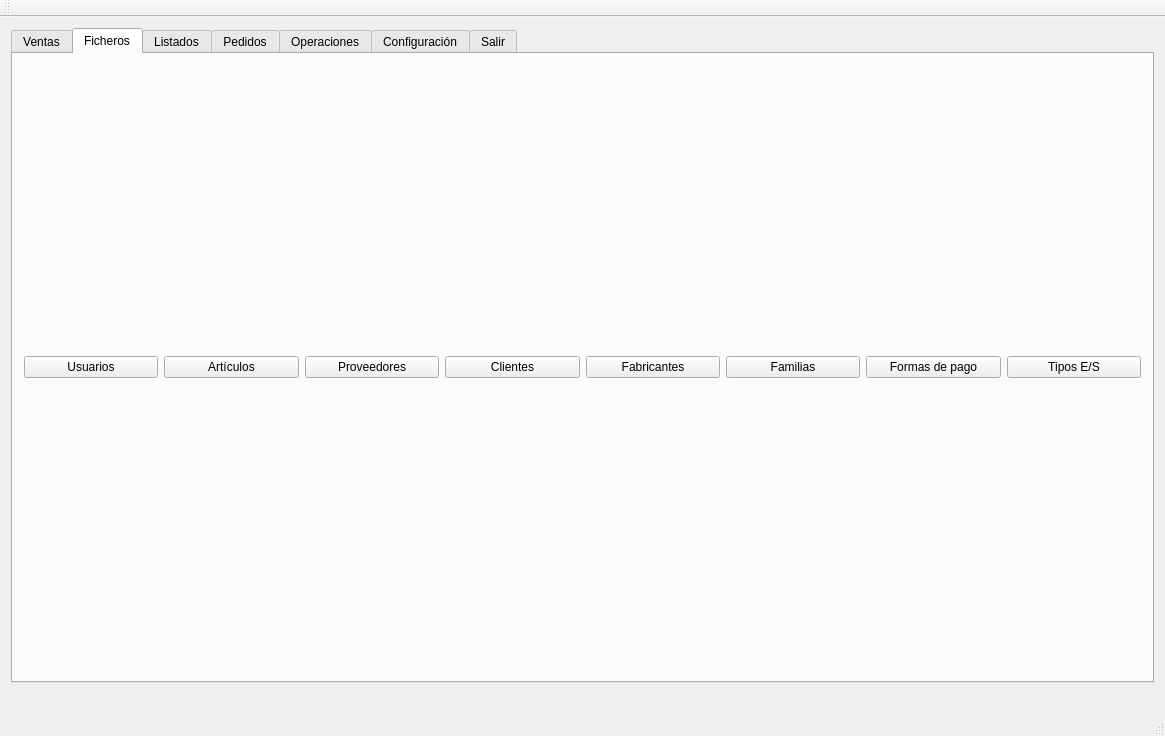
Above: tienda.ui from Ladis72/tienda before the change. Below: the same form after it.
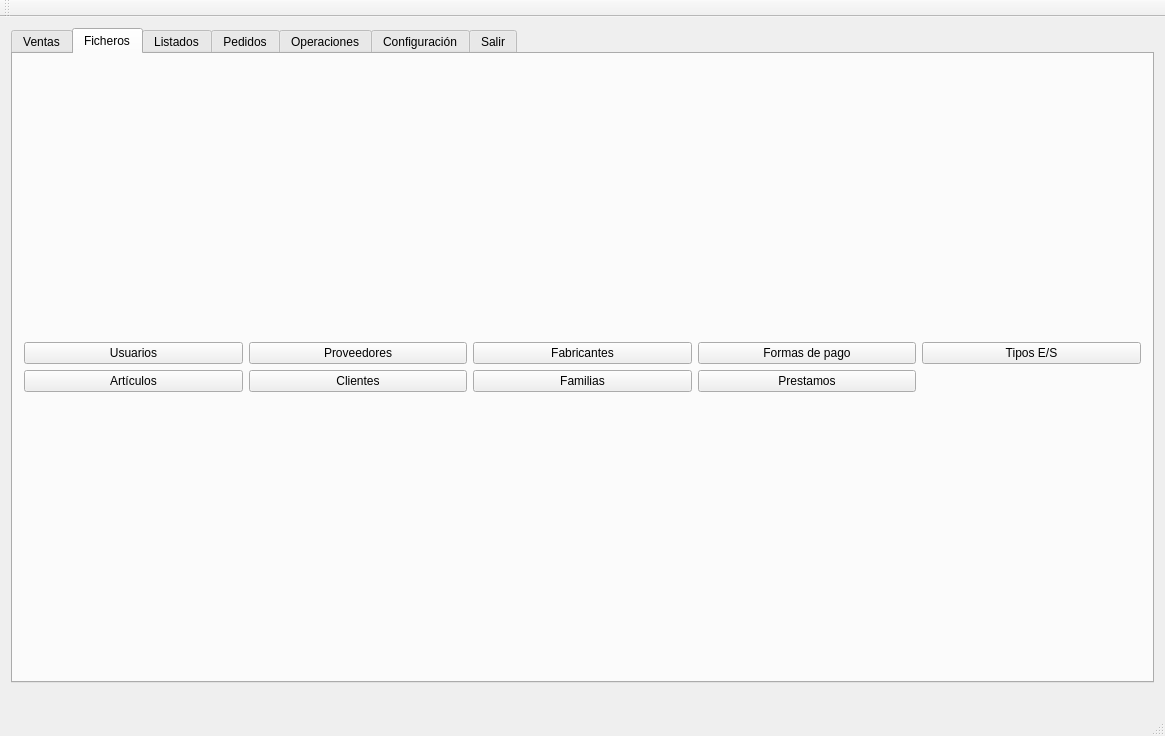
That is the form after the change. The open tabs and pages were chosen to show the change. Icons and pictures are not drawn.

```diff
--- a/tienda.ui
+++ b/tienda.ui
@@ -80,60 +80,67 @@
        </attribute>
        <layout class="QVBoxLayout" name="verticalLayout">
         <item>
-         <layout class="QHBoxLayout" name="horizontalLayout">
-          <item>
+         <layout class="QGridLayout" name="gridLayout_6">
+          <item row="0" column="2">
+           <widget class="QPushButton" name="pushButtonProveedores">
+            <property name="text">
+             <string>Proveedores</string>
+            </property>
+           </widget>
+          </item>
+          <item row="0" column="7">
+           <widget class="QPushButton" name="pushButtonEntradaSalida">
+            <property name="text">
+             <string>Tipos E/S</string>
+            </property>
+           </widget>
+          </item>
+          <item row="0" column="4">
+           <widget class="QPushButton" name="pushButtonFabricantes">
+            <property name="text">
+             <string>Fabricantes</string>
+            </property>
+           </widget>
+          </item>
+          <item row="0" column="6">
+           <widget class="QPushButton" name="pushButtonFormasPago">
+            <property name="text">
+             <string>Formas de pago</string>
+            </property>
+           </widget>
+          </item>
+          <item row="0" column="0">
            <widget class="QPushButton" name="pushButtonUsuarios">
             <property name="text">
              <string>Usuarios</string>
             </property>
            </widget>
           </item>
-          <item>
+          <item row="1" column="0">
            <widget class="QPushButton" name="pushButton">
             <property name="text">
              <string>Artículos</string>
             </property>
            </widget>
           </item>
-          <item>
-           <widget class="QPushButton" name="pushButtonProveedores">
-            <property name="text">
-             <string>Proveedores</string>
-            </property>
-           </widget>
-          </item>
-          <item>
+          <item row="1" column="2">
            <widget class="QPushButton" name="pushButton_3">
             <property name="text">
              <string>Clientes</string>
             </property>
            </widget>
           </item>
-          <item>
-           <widget class="QPushButton" name="pushButtonFabricantes">
-            <property name="text">
-             <string>Fabricantes</string>
-            </property>
-           </widget>
-          </item>
-          <item>
+          <item row="1" column="4">
            <widget class="QPushButton" name="pushButtonFamilias">
             <property name="text">
              <string>Familias</string>
             </property>
            </widget>
           </item>
-          <item>
-           <widget class="QPushButton" name="pushButtonFormasPago">
+          <item row="1" column="6">
+           <widget class="QPushButton" name="pushButtonPrestamistas">
             <property name="text">
-             <string>Formas de pago</string>
-            </property>
-           </widget>
-          </item>
-          <item>
-           <widget class="QPushButton" name="pushButtonEntradaSalida">
-            <property name="text">
-             <string>Tipos E/S</string>
+             <string>Prestamos</string>
             </property>
            </widget>
           </item>
```
Left out of the diff: 2 changed lines with no effect on the pictures.
